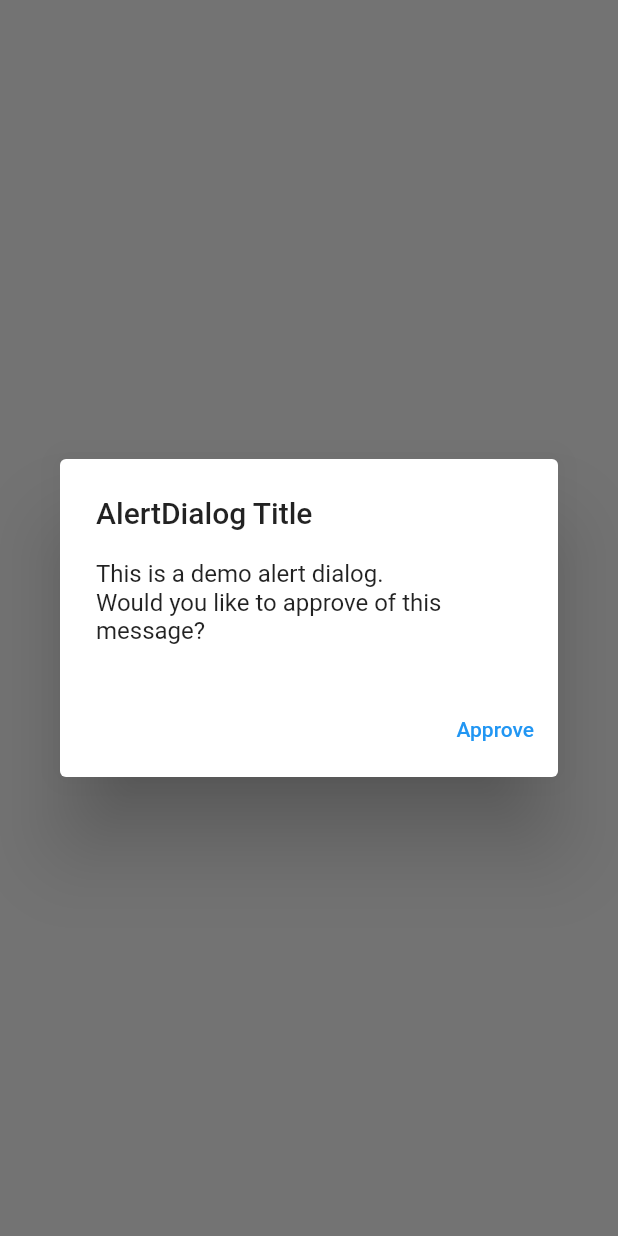
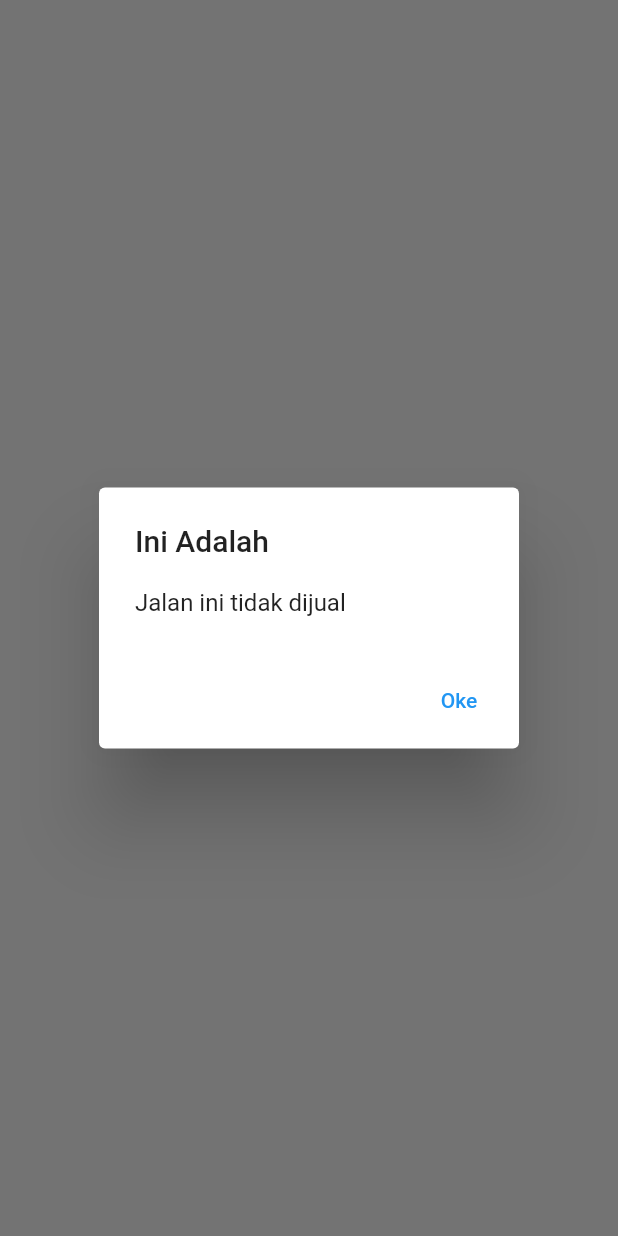
Before and after one commit to faristoriqu/denahversiflutter, a Flutter app: what dialogku() shows on an empty page, opened directly with empty values, on a phone screen of 412 x 824 dp. Run offline on Flutter 3.47's test engine with Material 2 defaults, Android fonts, the phone set to English and light mode, and no system bars.

```diff
--- a/lib/denah/main.dart
+++ b/lib/denah/main.dart
@@ -8,28 +8,26 @@ void tahu() {
   log("data : $i");
 }
 
-Future<void> dialogku(context, id) async {
-  log("id = $id");
+void changeImage(String nama) {}
+
+Future<void> dialogku(context, okelah()) async {
+  log("Anda Menekan Tombol = ");
   return showDialog<void>(
     context: context,
     barrierDismissible: false, // user must tap button!
     builder: (BuildContext context) {
       return AlertDialog(
-        title: Text('AlertDialog Title'),
+        title: Text('Ini Adalah '),
         content: SingleChildScrollView(
           child: ListBody(
-            children: <Widget>[
-              Text('This is a demo alert dialog.'),
-              Text('Would you like to approve of this message?'),
-            ],
+            children: <Widget>[Text('Jalan ini tidak dijual')],
           ),
         ),
         actions: <Widget>[
           TextButton(
-            child: Text('Approve'),
+            child: Text('Oke'),
             onPressed: () {
               Navigator.of(context).pop();
-              log("approve");
             },
           ),
         ],
--- a/lib/res/Strings.dart
+++ b/lib/res/Strings.dart
@@ -1,4 +1,4 @@
 class Strings {
   static const String welcomeMessage = "Denah";
-  static const String beranda = "Beranda";
+  static const String beranda = "Kavling";
 }
```
Also changed, not shown: lib/cobaset/MyChildExample.dart (added, +35 -0 lines), lib/cobaset/main.dart (added, +59 -0 lines), lib/denah/layoutdenah.dart (+42 -12 lines), assets/images/atas.png (added), assets/images/ataskuning.png (added), pubspec.lock.
